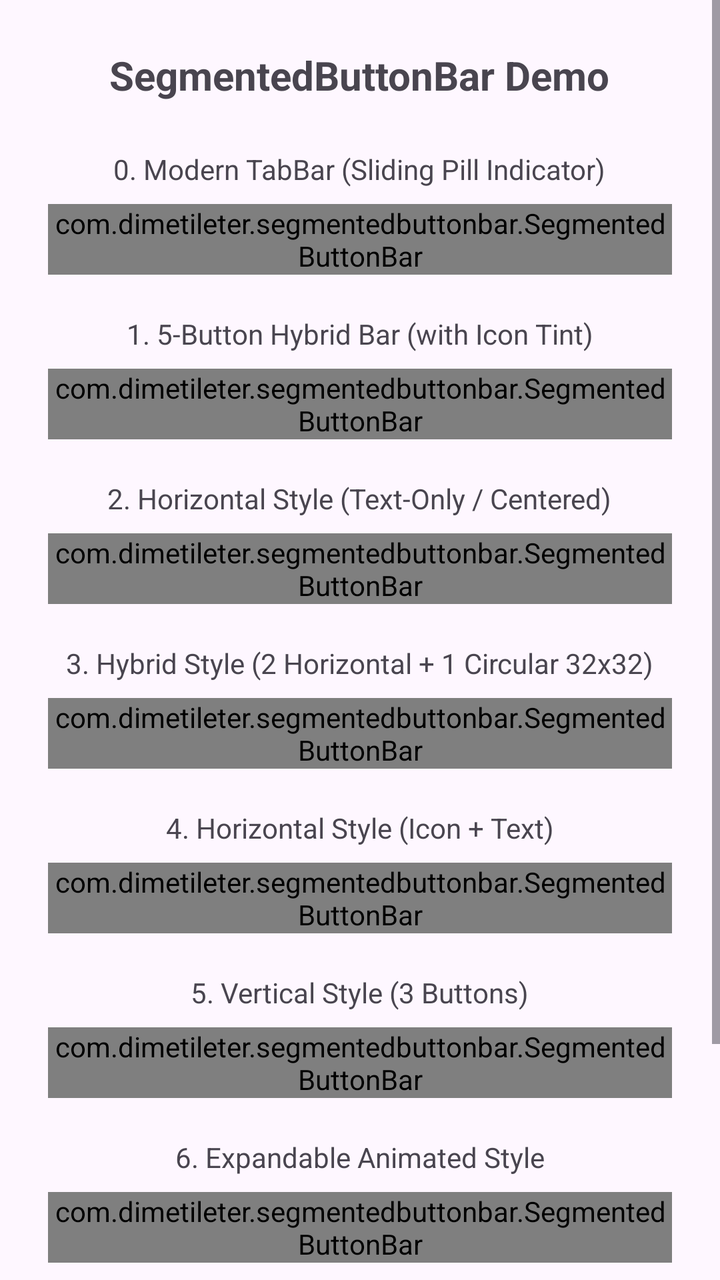
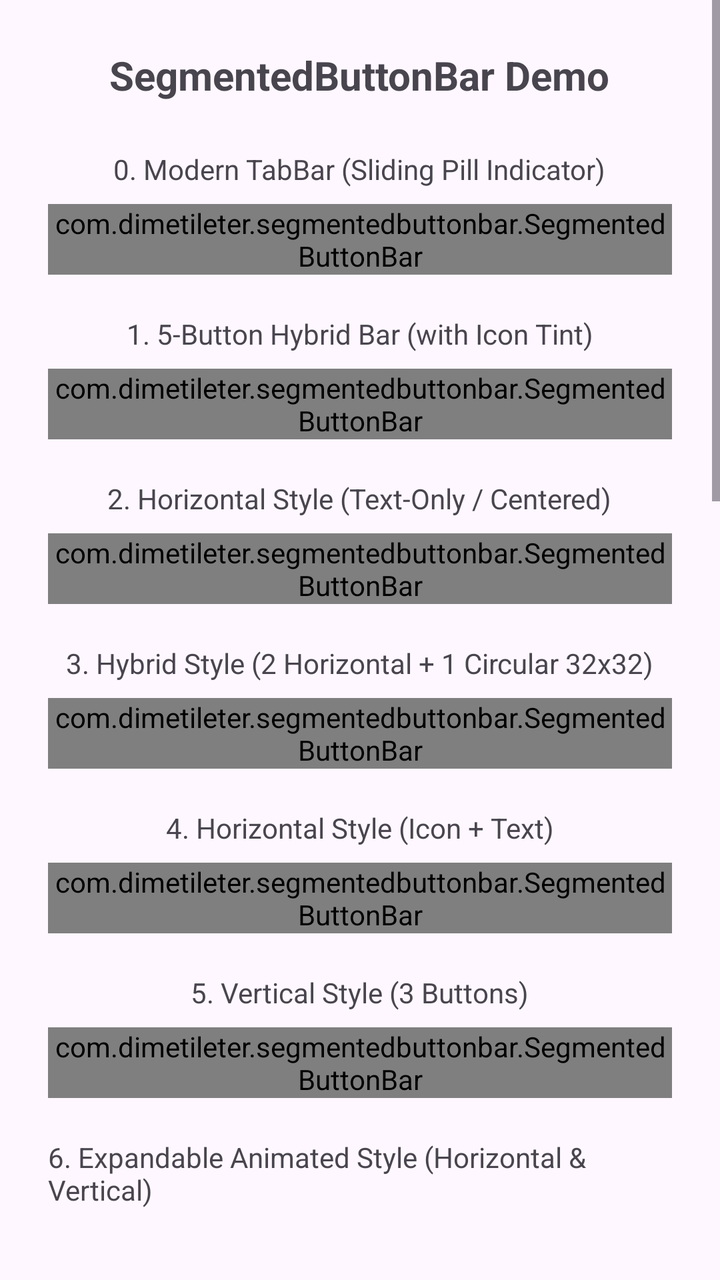

Compare the two renders of this Android layout. The source of the first and the diff that turns it into the second are given below.
<!-- AndroidManifest.xml: application theme Theme.SegmentedButtons -->
<!-- res/layout/activity_main.xml -->
<?xml version="1.0" encoding="utf-8"?>
<ScrollView xmlns:android="http://schemas.android.com/apk/res/android"
    xmlns:app="http://schemas.android.com/apk/res-auto"
    xmlns:tools="http://schemas.android.com/tools"
    android:id="@+id/main"
    android:layout_width="match_parent"
    android:layout_height="match_parent"
    tools:context=".MainActivity">

    <LinearLayout
        android:layout_width="match_parent"
        android:layout_height="wrap_content"
        android:orientation="vertical"
        android:gravity="center_horizontal"
        android:padding="24dp">

        <TextView
            android:layout_width="wrap_content"
            android:layout_height="wrap_content"
            android:text="SegmentedButtonBar Demo"
            android:textSize="20sp"
            android:textStyle="bold"
            android:layout_marginBottom="24dp" />

        
        <TextView
            android:layout_width="wrap_content"
            android:layout_height="wrap_content"
            android:text="0. Modern TabBar (Sliding Pill Indicator)"
            android:layout_marginBottom="8dp" />

        <com.dimetileter.segmentedbuttonbar.SegmentedButtonBar
            android:id="@+id/tabBarDemo"
            android:layout_width="match_parent"
            android:layout_height="wrap_content"
            app:sbStyle="tab"
            app:sbButtonCount="3"
            app:sbButton1Text="Home"
            app:sbButton2Text="Explore"
            app:sbButton3Text="Profile"
            android:layout_marginBottom="20dp" />

        
        <TextView
            android:layout_width="wrap_content"
            android:layout_height="wrap_content"
            android:text="1. 5-Button Hybrid Bar (with Icon Tint)"
            android:layout_marginBottom="8dp" />

        <com.dimetileter.segmentedbuttonbar.SegmentedButtonBar
            android:id="@+id/fiveButtonBar"
            android:layout_width="wrap_content"
            android:layout_height="wrap_content"
            app:sbStyle="horizontal"
            app:sbButtonCount="5"
            app:sbButton1Icon="@drawable/ic_sb_arrow_back"
            app:sbButton2Icon="@drawable/ic_sb_arrow_next"
            app:sbButton3Icon="@drawable/ic_sb_arrow_back"
            app:sbButton4Icon="@drawable/ic_sb_arrow_next"
            app:sbButton5Style="circular"
            app:sbButton5Icon="@drawable/ic_sb_arrow_next"
            android:layout_marginBottom="20dp" />

        
        <TextView
            android:layout_width="wrap_content"
            android:layout_height="wrap_content"
            android:text="2. Horizontal Style (Text-Only / Centered)"
            android:layout_marginBottom="8dp" />

        <com.dimetileter.segmentedbuttonbar.SegmentedButtonBar
            android:id="@+id/horizontalBarTextOnly"
            android:layout_width="match_parent"
            android:layout_height="wrap_content"
            app:sbStyle="horizontal"
            app:sbButtonCount="3"
            app:sbButton1Text="Day"
            app:sbButton2Text="Week"
            app:sbButton3Text="Month"
            android:layout_marginBottom="20dp" />

        
        <TextView
            android:layout_width="wrap_content"
            android:layout_height="wrap_content"
            android:text="3. Hybrid Style (2 Horizontal + 1 Circular 32x32)"
            android:layout_marginBottom="8dp" />

        <com.dimetileter.segmentedbuttonbar.SegmentedButtonBar
            android:id="@+id/hybridBar"
            android:layout_width="match_parent"
            android:layout_height="wrap_content"
            app:sbStyle="horizontal"
            app:sbButtonCount="3"
            app:sbButton1Text="Active"
            app:sbButton2Text="Completed"
            app:sbButton3Style="circular"
            app:sbButton3Icon="@drawable/ic_sb_arrow_next"
            android:layout_marginBottom="20dp" />

        
        <TextView
            android:layout_width="wrap_content"
            android:layout_height="wrap_content"
            android:text="4. Horizontal Style (Icon + Text)"
            android:layout_marginBottom="8dp" />

        <com.dimetileter.segmentedbuttonbar.SegmentedButtonBar
            android:id="@+id/horizontalBarIconText"
            android:layout_width="match_parent"
            android:layout_height="wrap_content"
            app:sbStyle="horizontal"
            app:sbButtonCount="2"
            app:sbButton1Icon="@drawable/ic_sb_arrow_back"
            app:sbButton1Text="Previous"
            app:sbButton2Icon="@drawable/ic_sb_arrow_next"
            app:sbButton2Text="Next"
            android:layout_marginBottom="20dp" />

        
        <TextView
            android:layout_width="wrap_content"
            android:layout_height="wrap_content"
            android:text="5. Vertical Style (3 Buttons)"
            android:layout_marginBottom="8dp" />

        <com.dimetileter.segmentedbuttonbar.SegmentedButtonBar
            android:id="@+id/verticalBar3"
            android:layout_width="wrap_content"
            android:layout_height="wrap_content"
            app:sbStyle="vertical"
            app:sbButtonCount="3"
            app:sbButton1Icon="@drawable/ic_sb_arrow_next"
            app:sbButton2Icon="@drawable/ic_sb_arrow_back"
            app:sbButton3Icon="@drawable/ic_sb_arrow_next"
            android:layout_marginBottom="20dp" />

        
        <TextView
            android:layout_width="wrap_content"
            android:layout_height="wrap_content"
            android:text="6. Expandable Animated Style"
            android:layout_marginBottom="8dp" />

        <com.dimetileter.segmentedbuttonbar.SegmentedButtonBar
            android:id="@+id/expandableBar"
            android:layout_width="wrap_content"
            android:layout_height="wrap_content"
            app:sbStyle="expandable"
            app:sbButtonCount="3"
            app:sbButton1Icon="@drawable/ic_sb_arrow_next"
            app:sbButton2Icon="@drawable/ic_sb_arrow_back"
            app:sbButton3Icon="@drawable/ic_sb_arrow_next"
            android:layout_marginBottom="20dp" />

        
        <TextView
            android:layout_width="wrap_content"
            android:layout_height="wrap_content"
            android:text="7. Pill Style (Next Action)"
            android:layout_marginBottom="8dp" />

        <com.dimetileter.segmentedbuttonbar.SegmentedButtonBar
            android:id="@+id/pillNextBar"
            android:layout_width="wrap_content"
            android:layout_height="wrap_content"
            app:sbStyle="pill"
            app:sbPillType="next"
            android:layout_marginBottom="20dp" />

        
        <TextView
            android:id="@+id/statusText"
            android:layout_width="wrap_content"
            android:layout_height="wrap_content"
            android:text="Status: Ready"
            android:textSize="14sp"
            android:layout_marginTop="8dp" />
    </LinearLayout>
</ScrollView>
<!-- resources referenced by this layout -->
<resources>
  <!-- drawable ic_sb_arrow_back (drawable) -->
  <vector xmlns:android="http://schemas.android.com/apk/res/android"
      android:width="24dp"
      android:height="24dp"
      android:viewportWidth="24"
      android:viewportHeight="24"
      android:tint="?android:attr/colorControlNormal">
      <path
          android:fillColor="@android:color/white"
          android:pathData="M15.41,7.41L10.83,12l4.58,4.59L14,18l-6,-6l6,-6L15.41,7.41z"/>
  </vector>
  <!-- drawable ic_sb_arrow_next (drawable) -->
  <vector xmlns:android="http://schemas.android.com/apk/res/android"
      android:width="24dp"
      android:height="24dp"
      android:viewportWidth="24"
      android:viewportHeight="24"
      android:tint="?android:attr/colorControlNormal">
      <path
          android:fillColor="@android:color/white"
          android:pathData="M8.59,16.59L13.17,12L8.59,7.41L10,6l6,6l-6,6L8.59,16.59z"/>
  </vector>
  <style name="Theme.SegmentedButtons" parent="Base.Theme.SegmentedButtons" />
  <style name="Base.Theme.SegmentedButtons" parent="Theme.Material3.DayNight.NoActionBar">
          
          
      </style>
</resources>

<!-- the commit's change to res/layout/activity_main.xml (unified diff, before → after) -->
@@ -139,19 +139,41 @@
         <TextView
             android:layout_width="wrap_content"
             android:layout_height="wrap_content"
-            android:text="6. Expandable Animated Style"
-            android:layout_marginBottom="8dp" />
-
-        <com.dimetileter.segmentedbuttonbar.SegmentedButtonBar
-            android:id="@+id/expandableBar"
-            android:layout_width="wrap_content"
-            android:layout_height="wrap_content"
-            app:sbStyle="expandable"
-            app:sbButtonCount="3"
-            app:sbButton1Icon="@drawable/ic_sb_arrow_next"
-            app:sbButton2Icon="@drawable/ic_sb_arrow_back"
-            app:sbButton3Icon="@drawable/ic_sb_arrow_next"
-            android:layout_marginBottom="20dp" />
+            android:text="6. Expandable Animated Style (Horizontal &amp; Vertical)"
+            android:layout_marginBottom="8dp" />
+
+        <LinearLayout
+            android:layout_width="wrap_content"
+            android:layout_height="wrap_content"
+            android:orientation="horizontal"
+            android:gravity="center"
+            android:layout_marginBottom="20dp">
+
+            <com.dimetileter.segmentedbuttonbar.SegmentedButtonBar
+                android:id="@+id/expandableBar"
+                android:layout_width="wrap_content"
+                android:layout_height="wrap_content"
+                app:sbStyle="expandable"
+                app:sbButtonCount="3"
+                app:sbCollapseOnSelect="true"
+                app:sbExpandDirection="end"
+                app:sbButton1Icon="@drawable/ic_sb_arrow_next"
+                app:sbButton2Icon="@drawable/ic_sb_arrow_back"
+                app:sbButton3Icon="@drawable/ic_sb_arrow_next"
+                android:layout_marginEnd="16dp" />
+
+            <com.dimetileter.segmentedbuttonbar.SegmentedButtonBar
+                android:id="@+id/expandableVerticalBar"
+                android:layout_width="wrap_content"
+                android:layout_height="wrap_content"
+                app:sbStyle="expandable"
+                app:sbButtonCount="3"
+                app:sbCollapseOnSelect="true"
+                app:sbExpandDirection="down"
+                app:sbButton1Icon="@drawable/ic_sb_arrow_next"
+                app:sbButton2Icon="@drawable/ic_sb_arrow_back"
+                app:sbButton3Icon="@drawable/ic_sb_arrow_next" />
+        </LinearLayout>
 
         
         <TextView
